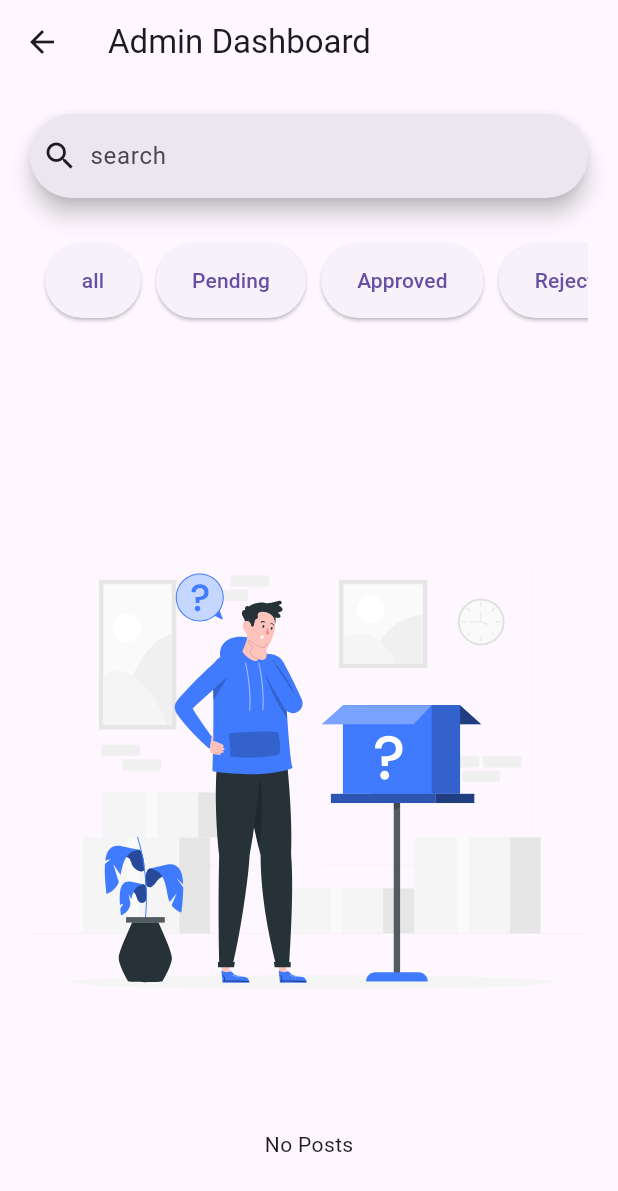
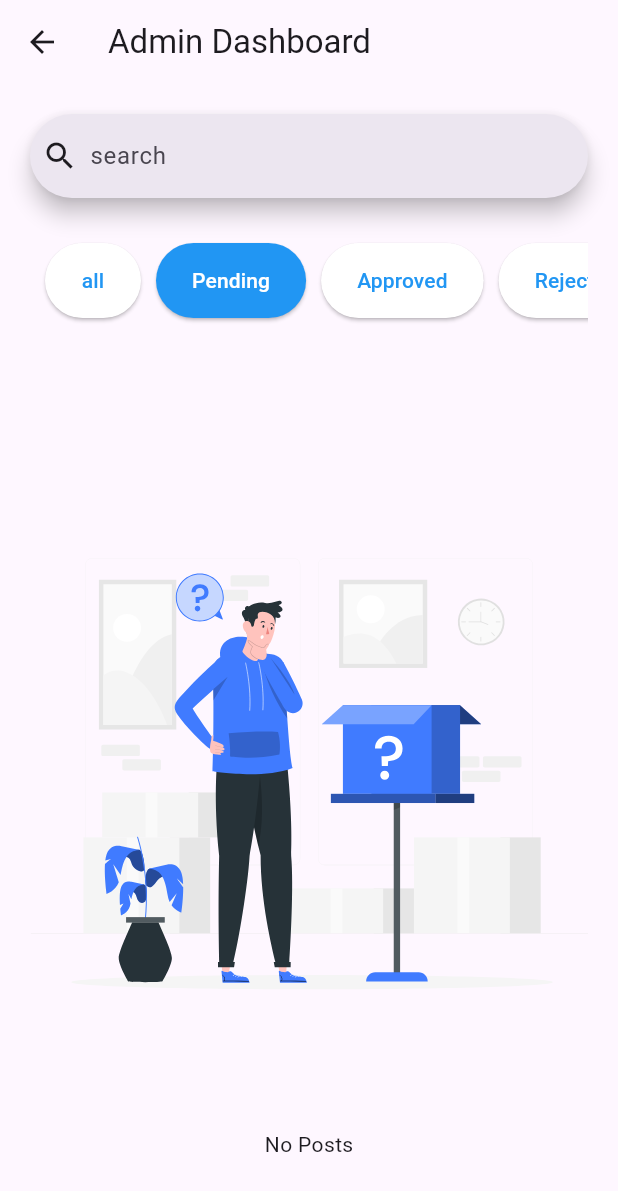
Before and after one commit to mohamadma257/weatherApp, a Flutter app: the PostsScreen screen opened directly, on a phone screen of 412 x 824 dp. Shown: the top 1191 px of the screen. Run offline on Flutter 3.47's test engine with Material 3 defaults, Android fonts, the phone set to English and light mode, and no system bars; our stand-ins replace cloud_firestore, firebase_auth, firebase_core, flutter_svg, photo_view; accounts and stored records are empty.

Commit message:
first commit

```diff
--- a/lib/screens/posts/posts.dart
+++ b/lib/screens/posts/posts.dart
@@ -54,45 +54,82 @@ class _PostsScreenState extends State<PostsScreen> {
                 //      mainAxisAlignment: MainAxisAlignment.spaceEvenly,
                 children: [
                   ElevatedButton(
+                    style: ElevatedButton.styleFrom(
+                        backgroundColor:
+                            status == '' ? Colors.blue : Colors.white),
                     onPressed: () {
                       setState(() {
                         status = '';
                       });
                     },
-                    child: Text("all"),
+                    child: Text(
+                      "all",
+                      style: TextStyle(
+                          color: status != '' ? Colors.blue : Colors.white),
+                    ),
                   ),
                   SizedBox(
                     width: 10,
                   ),
                   ElevatedButton(
+                    style: ElevatedButton.styleFrom(
+                        backgroundColor: status == 'Pending'.toLowerCase()
+                            ? Colors.blue
+                            : Colors.white),
                     onPressed: () {
                       setState(() {
                         status = 'Pending'.toLowerCase();
                       });
                     },
-                    child: Text("Pending"),
+                    child: Text(
+                      "Pending",
+                      style: TextStyle(
+                          color: status != 'Pending'.toLowerCase()
+                              ? Colors.blue
+                              : Colors.white),
+                    ),
                   ),
                   SizedBox(
                     width: 10,
                   ),
                   ElevatedButton(
+                    style: ElevatedButton.styleFrom(
+                        backgroundColor: status == 'Approved'.toLowerCase()
+                            ? Colors.blue
+                            : Colors.white),
                     onPressed: () {
                       setState(() {
                         status = 'Approved'.toLowerCase();
                       });
                     },
-                    child: Text("Approved"),
+                    child: Text(
+                      "Approved",
+                      style: TextStyle(
+                          color: status != 'Approved'.toLowerCase()
+                              ? Colors.blue
+                              : Colors.white),
+                    ),
                   ),
                   SizedBox(
                     width: 10,
                   ),
                   ElevatedButton(
+                    style: ElevatedButton.styleFrom(
+                        backgroundColor: status == 'Rejected'.toLowerCase()
+                            ? Colors.blue
+                            : Colors.white),
                     onPressed: () {
                       setState(() {
                         status = 'Rejected'.toLowerCase();
                       });
                     },
-                    child: Text("Rejected"),
+                    child: Text(
+                      "Rejected",
+                      style: TextStyle(
+                          color: status != 'Rejected'.toLowerCase()
+                              ? Colors.blue
+                              : Colors.white),
+                    ),
                   ),
                   SizedBox(
                     width: 10,
```
Also changed, not shown: lib/layout.dart (+11 -1 lines), lib/screens/feedback.dart (added, +54 -0 lines).
